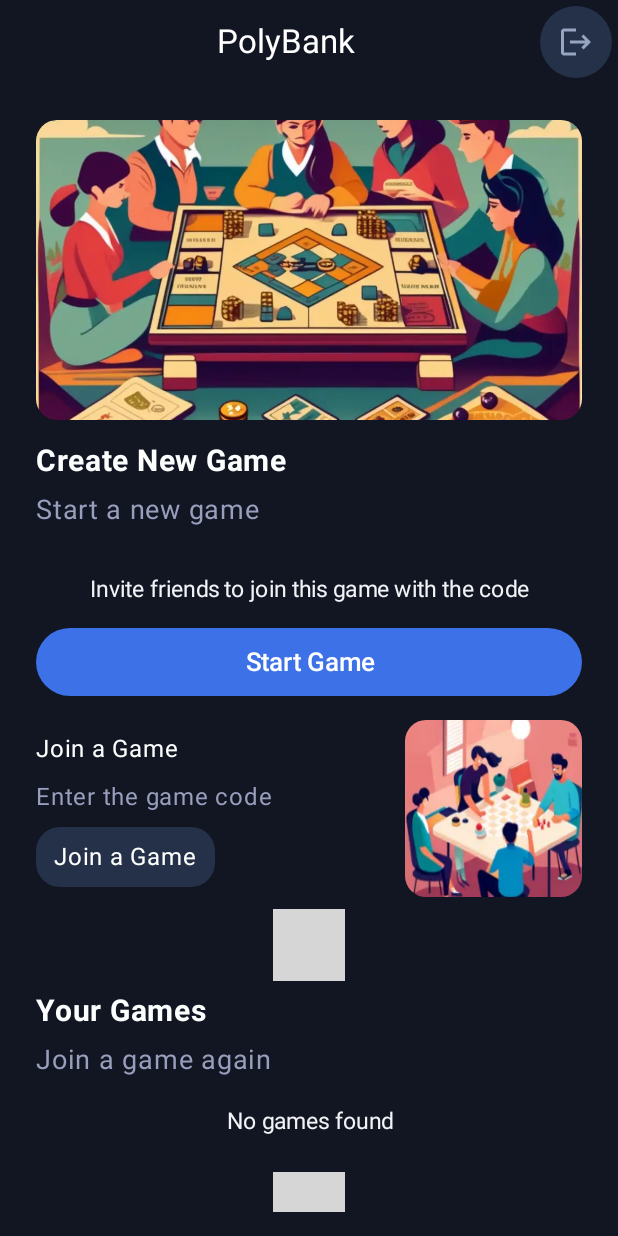
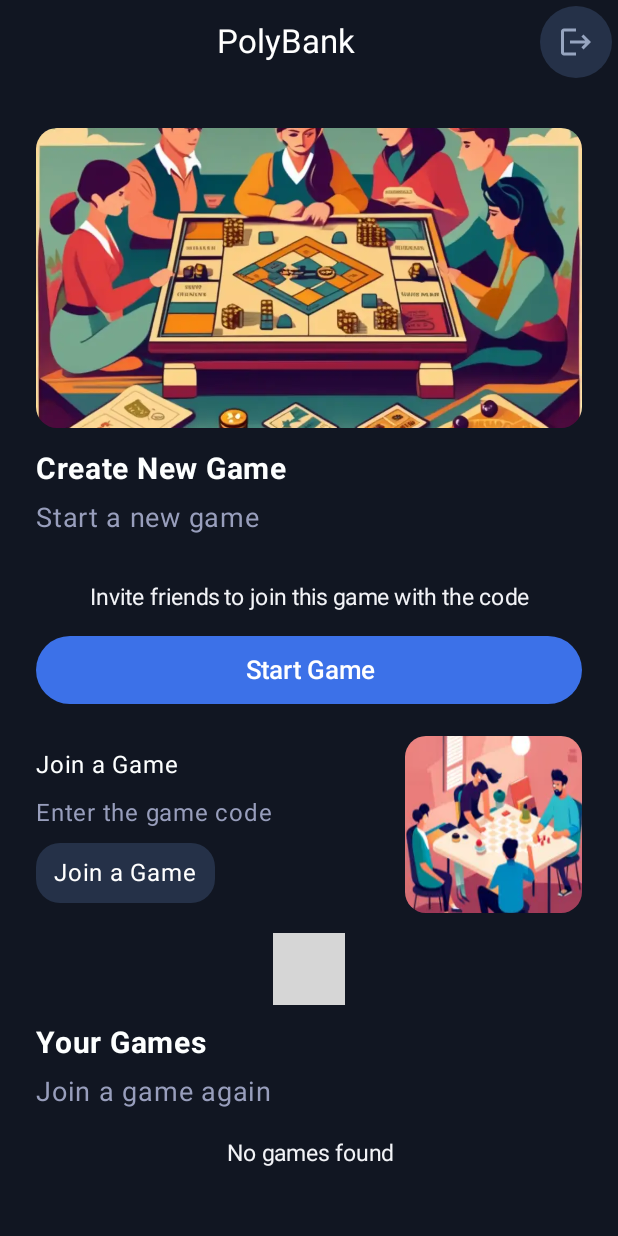
Before and after one commit to ManuACDev/monopoly-wallet, an Android app built with Jetpack Compose: the HomeScreen screen opened through its navigation route, on a phone screen of 412 x 824 dp. Run offline under Robolectric (Android 15) with nearby library versions, the phone set to English and light mode, and no system bars; our stand-ins replace AdMob, Firebase (no records; nobody signed in at launch, a user with empty details on screens opened directly); 5 statements that could not run were skipped; grey boxes are pictures that could not be loaded.

Commit message:
Only One Ad Home Screen

```diff
--- a/app/src/main/java/com/example/wallet/ui/screens/HomeScreen.kt
+++ b/app/src/main/java/com/example/wallet/ui/screens/HomeScreen.kt
@@ -70,12 +70,6 @@ fun HomeScreen(modifier: Modifier = Modifier, navController: NavController) {
             adUnitId = "ca-app-pub-4224838935226247/2092776528"
         )
         GamesList(navController = navController, authService = authService, firestoreService = firestoreService)
-        NativeAdComponent(
-            modifier = Modifier
-                .fillMaxWidth()
-                .padding(8.dp), // Padding para separar el anuncio de los otros elementos
-            adUnitId = "ca-app-pub-4224838935226247/2092776528"
-        )
     }
 }
 
```
